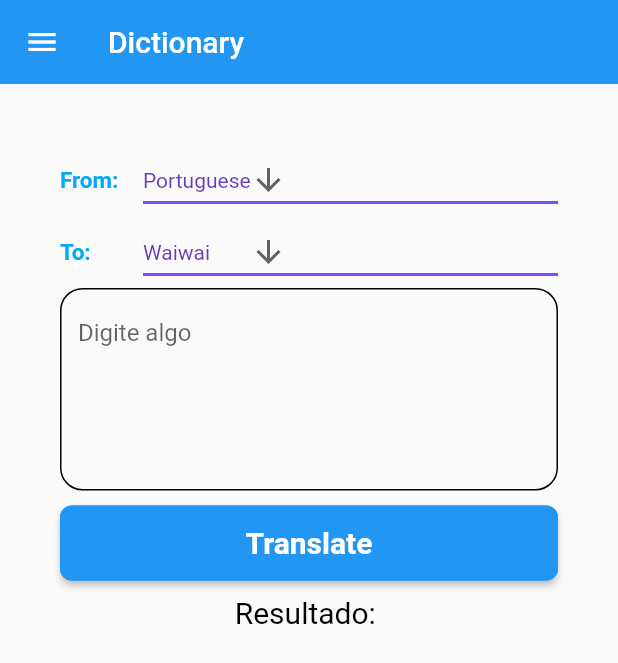
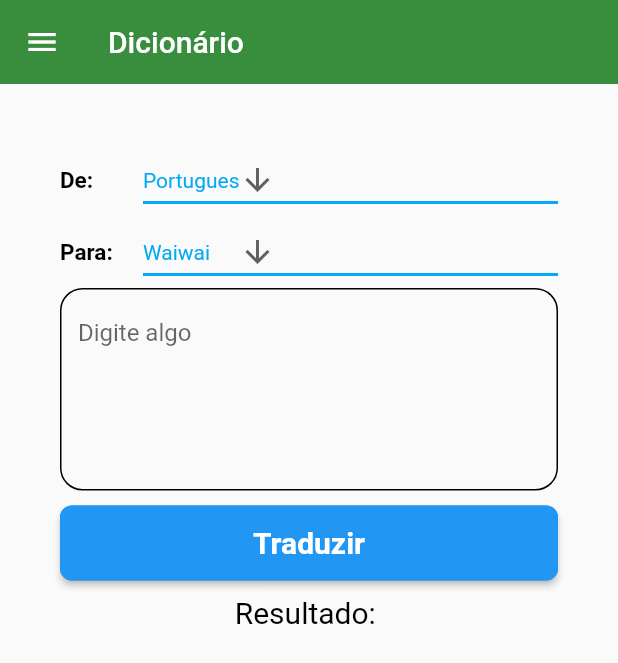
Before and after one commit to MacosPrintes001/WaiwaiTapotaMobile, a Flutter app: the screen it shows after launch, after a tap on "Sign In", on a phone screen of 412 x 824 dp. Shown: the top 663 px of the screen. Run offline on Flutter 3.47's test engine with Material 2 defaults, Android fonts, the phone set to English and light mode, and no system bars; our stand-ins replace flutter_spinkit, google_fonts.

Commit message:
14-out
Dicionário funcionado de forma local, tela simples de dicionário feita

```diff
--- a/tradutor/lib/dictionary_materials/dict_home_page.dart
+++ b/tradutor/lib/dictionary_materials/dict_home_page.dart
@@ -1,3 +1,6 @@
+import 'dart:io';
+
+import 'package:xml/xml.dart';
 import 'package:flutter/cupertino.dart';
 import 'package:flutter/material.dart';
 import 'package:tradutor/system_pages/login_page.dart';
@@ -13,22 +16,57 @@ class DictHomePage extends StatefulWidget {
 
 
 class _DictHomePageState extends State<DictHomePage> {
-  String dropdownFrom = "Portuguese";
+  String dropdownFrom = "Portugues";
   String dropdownTo = "Waiwai";
   String userinput = "";
   String result = "";
 
-  List <String> availableLang =  <String>['Portuguese', 'Waiwai', 'TEST1', 'TEST2'];
+  List <String> availableLang =  <String>['Portugues', 'Waiwai', 'TEST1', 'TEST2'];
   List <String> languageCode =  <String>['pt', 'wai', 't1', 't2'];
-//Translate
 
+
+
+
+  //Translate
   resultTranslate()async{
+
     // final translator = GoogleTranslator();
     // translator.translate(userinput, from: languageCode[availableLang.indexOf(dropdownFrom)], to: languageCode[availableLang.indexOf(dropdownTo)]).then(print);
     // var translation = await translator.translate(userinput, to: languageCode[availableLang.indexOf(dropdownTo)]);
     setState(() {
       //result = translation.text;
-      result = "tracução";
+      if( dropdownFrom == "Portugues" && dropdownTo == "Waiwai"){
+        // ignore: prefer_const_declarations
+        final ptTowai = '''<?xml version="1.0"?>
+          <bookshelf>
+            <martelo>Aama</martelo>
+            <abacate>Aape</abacate>
+            <tosse>Aato</tosse>
+
+          </bookshelf>''';
+      final document = XmlDocument.parse(ptTowai);
+      final titles = document.findAllElements(userinput.toLowerCase());
+      var trad = titles.map((node) => node.text);
+      var t = trad.toString().replaceAll("(", '').replaceAll(")", '');
+      result = t;
+      }
+
+      if(dropdownFrom == "Waiwai" && dropdownTo == "Portugues"){
+        // ignore: prefer_const_declarations
+        final ptTowai = '''<?xml version="1.0"?>
+          <bookshelf>
+            <aama>martelo</aama>
+            <aape>abacate</aape>
+            <aato>tosse</aato>
+
+          </bookshelf>''';
+      final document = XmlDocument.parse(ptTowai);
+      final titles = document.findAllElements(userinput.toLowerCase());
+      var trad = titles.map((node) => node.text);
+      var t = trad.toString().replaceAll("(", '').replaceAll(")", '');
+      result = t;
+      }
+
     });
   }
   callTranslatorPage(){
@@ -47,9 +85,13 @@ class _DictHomePageState extends State<DictHomePage> {
   Widget build(BuildContext context) {
     return Scaffold(
       appBar: AppBar(
-        title: const Text("Dictionary"),
+        title: const Text("Dicionário"),
         elevation: 0.0,
+        backgroundColor: Colors.green[700],
+
       ),
+
+
       //menu appbar
       drawer: Drawer(
         backgroundColor: Colors.white,
@@ -58,12 +100,12 @@ class _DictHomePageState extends State<DictHomePage> {
             const DrawerHeader(child: Icon(Icons.home_filled)),
             ListTile(
               leading: const Icon(Icons.translate),
-              title: const  Text("T R A N S L A T O R", ),
+              title: const  Text("T R A D U T O R", ),
               onTap: callTranslatorPage,// ENVIA PARA A PAGINA DE TRADUÇÃO
             ),
             ListTile(
               leading: const Icon(Icons.book),
-              title: const Text("D I C T I O N A R Y"),
+              title: const Text("D I C I O N A R I O"),
               onTap:callDictionaryPage,// enviar para
             ),
             ListTile(
@@ -83,7 +125,7 @@ class _DictHomePageState extends State<DictHomePage> {
           children: [
             Row(
               children: [
-               Expanded(flex: 1, child:Text('From:  ',style: GoogleFonts.roboto(color: Colors.lightBlue,fontWeight: FontWeight.bold,fontSize: 15)),),
+               Expanded(flex: 1, child:Text('De:  ',style: GoogleFonts.roboto(color: Colors.black,fontWeight: FontWeight.bold,fontSize: 15)),),
                 Expanded(
                   flex: 5,
                   child: DropdownButton<String>(
@@ -91,10 +133,10 @@ class _DictHomePageState extends State<DictHomePage> {
                     icon: const Icon(Icons.arrow_downward),
                     iconSize: 24,
                     elevation: 16,
-                    style: const TextStyle(color: Colors.deepPurple),
+                    style: const TextStyle(color: Colors.lightBlue),
                     underline: Container(
                       height: 2,
-                      color: Colors.deepPurpleAccent,
+                      color: Colors.lightBlue,
                     ),
                     onChanged: (String? newValue) {
                       setState(() {
@@ -116,8 +158,8 @@ class _DictHomePageState extends State<DictHomePage> {
 
             Row(
               children: [
-                Expanded(flex: 1, child: Text('To:  ',
-                  style: GoogleFonts.roboto(color: Colors.lightBlue,fontWeight: FontWeight.bold,fontSize: 15)
+                Expanded(flex: 1, child: Text('Para:  ',
+                  style: GoogleFonts.roboto(color: Colors.black,fontWeight: FontWeight.bold,fontSize: 15)
                   ),
                 ),
                 Expanded(
@@ -127,10 +169,10 @@ class _DictHomePageState extends State<DictHomePage> {
                     icon: const Icon(Icons.arrow_downward),
                     iconSize: 24,
                     elevation: 16,
-                    style: const TextStyle(color: Colors.deepPurple),
+                    style: const TextStyle(color: Colors.lightBlue),
                     underline: Container(
                       height: 2,
-                      color: Colors.deepPurpleAccent,
+                      color: Colors.lightBlue,
                     ),
                     onChanged: (String? newValue) {
                       setState(() {
@@ -163,8 +205,7 @@ class _DictHomePageState extends State<DictHomePage> {
                       borderRadius: BorderRadius.all(Radius.circular(15))),
                   focusedBorder: OutlineInputBorder(
                       borderSide: BorderSide(color: Colors.black),
-                      borderRadius: BorderRadius.all(Radius.circular(15)))),
-            ),
+                      borderRadius: BorderRadius.all(Radius.circular(15)))),),
 
             const SizedBox(height: 10,),
 
@@ -175,9 +216,8 @@ class _DictHomePageState extends State<DictHomePage> {
                   borderRadius: BorderRadius.circular(8),
                   side: const BorderSide(color: Colors.blue,)
                 ),
-                child:  Text('Translate',
-                  style: GoogleFonts.roboto(color: Colors.white,fontWeight: FontWeight.bold,fontSize: 20),
-),
+                child:  Text('Traduzir',
+                  style: GoogleFonts.roboto(color: Colors.white,fontWeight: FontWeight.bold,fontSize: 20),),
                 onPressed: (){
                   resultTranslate();
                 }
@@ -187,9 +227,7 @@ class _DictHomePageState extends State<DictHomePage> {
               const SizedBox(height: 10,),
               Center(child: Text('Resultado: $result', style: const TextStyle(color: Colors.black, fontSize: 20 ))),
 
-              const SizedBox(height: 100,),
-
-
+            const SizedBox(height: 100,),
 
           ]
         ),
--- a/tradutor/lib/system_pages/login_page.dart
+++ b/tradutor/lib/system_pages/login_page.dart
@@ -117,7 +117,7 @@ class _LoginPageState extends State<LoginPage> {
                         borderSide: const BorderSide(color: Color.fromARGB(84, 11, 214, 108)),
                         borderRadius: BorderRadius.circular(12)
                       ),
-                      hintText: 'Password',
+                      hintText: 'Senha',
                       fillColor: Colors.grey[200],
                       filled: true,
                     ),
@@ -189,7 +189,7 @@ class _LoginPageState extends State<LoginPage> {
                   mainAxisAlignment: MainAxisAlignment.center,
                   children: [
                     Text(
-                      "Not a member?",
+                      "Não tem conta?",
                       style: GoogleFonts.roboto(
                         color: Colors.white,
                         fontWeight: FontWeight.bold
@@ -206,7 +206,7 @@ class _LoginPageState extends State<LoginPage> {
                         );
                       },
                        child: Text(
-                        "Register Now",
+                        "Registrar Agora",
                         style: GoogleFonts.roboto(
                           color: Colors.lightBlue,
                           fontWeight: FontWeight.bold,
--- a/tradutor/pubspec.yaml
+++ b/tradutor/pubspec.yaml
@@ -34,6 +34,7 @@ dependencies:
   # The following adds the Cupertino Icons font to your application.
   # Use with the CupertinoIcons class for iOS style icons.
   cupertino_icons: ^1.0.2
+  xml: ^6.1.0
 
 dev_dependencies:
   flutter_test:
```
Also changed, not shown: tradutor/lib/translator_materials/trans_home_page.dart (+7 -6 lines), tradutor/pubspec.lock.
